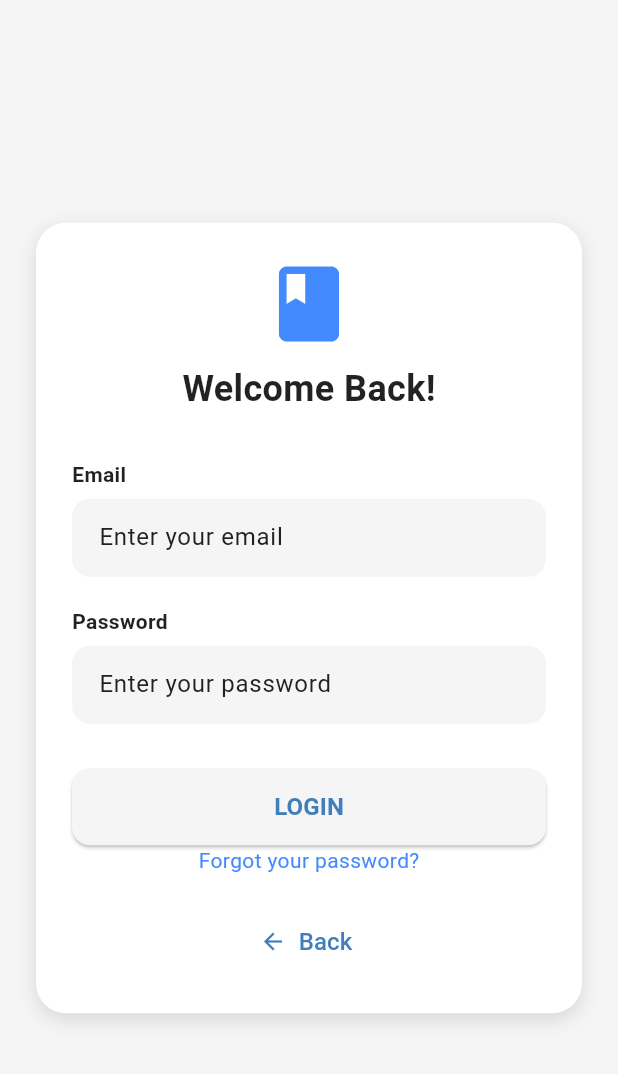
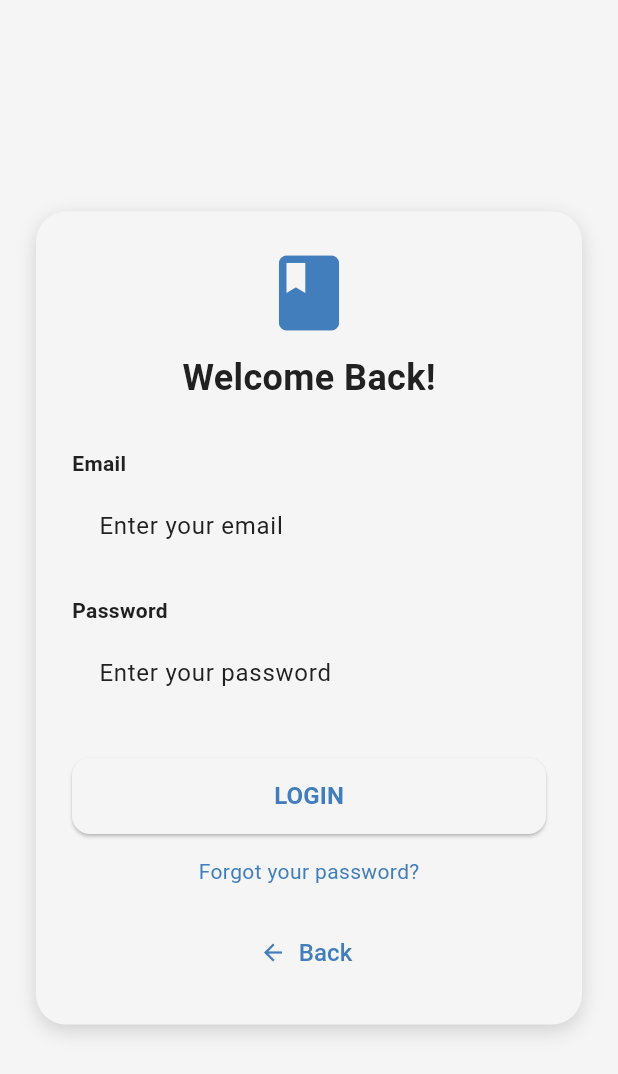
Before and after one commit to booklelo/bookxchange_app, a Flutter app: the LoginScreen screen opened directly, on a phone screen of 412 x 824 dp. Shown: the top 1074 px of the screen. Run offline on Flutter 3.47's test engine with Material 3 defaults, Android fonts, the phone set to English and light mode, and no system bars; our stand-ins replace firebase_auth, firebase_core; missing offline and left inert: double_tap_to_exit; accounts and stored records are empty.

Commit message:
dark theme applied in login screen

```diff
--- a/lib/screens/auth/login_screen.dart
+++ b/lib/screens/auth/login_screen.dart
@@ -1,9 +1,9 @@
-import 'package:bookxchange_app/screens/auth/onboarding.dart';
 import 'package:bookxchange_app/screens/home/home_screen.dart';
 import 'package:flutter/material.dart';
 import '../../services/auth/login_auth.dart';
+import '../auth/onboarding.dart';
+
 void emptyFunction() {}
-
 
 class LoginScreen extends StatefulWidget {
   const LoginScreen({super.key});
@@ -15,8 +15,10 @@ class LoginScreen extends StatefulWidget {
 class _LoginScreenState extends State<LoginScreen> {
   @override
   Widget build(BuildContext context) {
+    final theme = Theme.of(context);
+
     return Scaffold(
-    backgroundColor: const Color(0xFFF5F5F5),
+      backgroundColor: theme.scaffoldBackgroundColor,
       body: Center(
         child: SingleChildScrollView(
           child: Padding(
@@ -24,13 +26,13 @@ Widget build(BuildContext context) {
             child: Container(
               padding: const EdgeInsets.all(24),
               decoration: BoxDecoration(
-              color: Colors.white,
+                color: theme.colorScheme.surface,
                 borderRadius: BorderRadius.circular(20),
                 boxShadow: [
                   BoxShadow(
-                  color: Colors.black12,
+                    color: theme.shadowColor.withOpacity(0.15),
                     blurRadius: 10,
-                  offset: Offset(0, 4),
+                    offset: const Offset(0, 4),
                   )
                 ],
               ),
@@ -40,17 +42,19 @@ Widget build(BuildContext context) {
                   Icon(
                     Icons.book,
                     size: 60,
-                  color: Colors.blueAccent,
+                    color: theme.colorScheme.primary,
                   ),
+
                   const SizedBox(height: 10),
                   Text(
                     "Welcome Back!",
                     style: TextStyle(
                       fontSize: 24,
                       fontWeight: FontWeight.bold,
-                    color: Colors.black87,
+                      color: theme.colorScheme.onSurface,
                     ),
                   ),
+
                   const SizedBox(height: 30),
 
                   Align(
@@ -60,27 +64,27 @@ Widget build(BuildContext context) {
                       style: TextStyle(
                         fontSize: 14,
                         fontWeight: FontWeight.w600,
-                      color: Colors.black87,
+                        color: theme.colorScheme.onSurface,
                       ),
                     ),
                   ),
+
                   const SizedBox(height: 6),
 
                   TextField(
                     decoration: InputDecoration(
                       hintText: "Enter your email",
                       filled: true,
-                    fillColor: Colors.grey.shade100,
-                    contentPadding: EdgeInsets.symmetric(
-                      vertical: 14,
-                      horizontal: 14,
-                    ),
+                      fillColor: theme.colorScheme.surfaceVariant,
+                      contentPadding:
+                          const EdgeInsets.symmetric(vertical: 14, horizontal: 14),
                       border: OutlineInputBorder(
                         borderRadius: BorderRadius.circular(12),
                         borderSide: BorderSide.none,
                       ),
                     ),
                   ),
+
                   const SizedBox(height: 20),
 
                   Align(
@@ -90,7 +94,7 @@ Widget build(BuildContext context) {
                       style: TextStyle(
                         fontSize: 14,
                         fontWeight: FontWeight.w600,
-                      color: Colors.black87,
+                        color: theme.colorScheme.onSurface,
                       ),
                     ),
                   ),
@@ -101,17 +105,16 @@ Widget build(BuildContext context) {
                     decoration: InputDecoration(
                       hintText: "Enter your password",
                       filled: true,
-                    fillColor: Colors.grey.shade100,
-                    contentPadding: EdgeInsets.symmetric(
-                      vertical: 14,
-                      horizontal: 14,
-                    ),
+                      fillColor: theme.colorScheme.surfaceVariant,
+                      contentPadding:
+                          const EdgeInsets.symmetric(vertical: 14, horizontal: 14),
                       border: OutlineInputBorder(
                         borderRadius: BorderRadius.circular(12),
                         borderSide: BorderSide.none,
                       ),
                     ),
                   ),
+
                   const SizedBox(height: 30),
 
                   SizedBox(
@@ -119,9 +122,7 @@ Widget build(BuildContext context) {
                     child: ElevatedButton(
                       onPressed: () async {
                         String value = await LoginAuth().loginUser(
-                        "jvedsaqib1@gmail.com",
-                        "Saqib@11",
-                      );
+                            "jvedsaqib1@gmail.com", "Saqib@11");
 
                         if (value == "success") {
                           ScaffoldMessenger.of(context).showSnackBar(
@@ -130,7 +131,8 @@ Widget build(BuildContext context) {
 
                           Navigator.pushReplacement(
                             context,
-                          MaterialPageRoute(builder: (context) => HomeScreen()),
+                            MaterialPageRoute(
+                                builder: (context) => const HomeScreen()),
                           );
                         } else {
                           ScaffoldMessenger.of(context).showSnackBar(
@@ -146,42 +148,39 @@ Widget build(BuildContext context) {
                       ),
                       child: const Text(
                         "LOGIN",
-                      style: TextStyle(fontSize: 16, fontWeight: FontWeight.bold),
+                        style:
+                            TextStyle(fontSize: 16, fontWeight: FontWeight.bold),
                       ),
                     ),
                   ),
+
+                  const SizedBox(height: 15),
+
                   Text(
                     "Forgot your password?",
                     style: TextStyle(
-    color: Colors.blueAccent,
+                      color: theme.colorScheme.primary,
                       fontSize: 14,
                     ),
                   ),
 
                   const SizedBox(height: 20),
 
-
-Align(
-  alignment: Alignment.center,
-  child: TextButton.icon(
+                  TextButton.icon(
                     onPressed: () {
                       Navigator.pushReplacement(
                         context,
-        MaterialPageRoute(builder: (context) => const MyHomePage(
+                        MaterialPageRoute(
+                          builder: (context) => const MyHomePage(
                             title: "BookLelo",
                             toggleTheme: emptyFunction,
-        )),
+                          ),
+                        ),
                       );
                     },
                     icon: const Icon(Icons.arrow_back),
-    label: const Text(
-      "Back",
-      style: TextStyle(fontSize: 16),
-    ),
-  ),
+                    label: const Text("Back", style: TextStyle(fontSize: 16)),
                   )
-
-
                 ],
               ),
             ),
```
Lines whose indentation alone changed are shown as unchanged.
